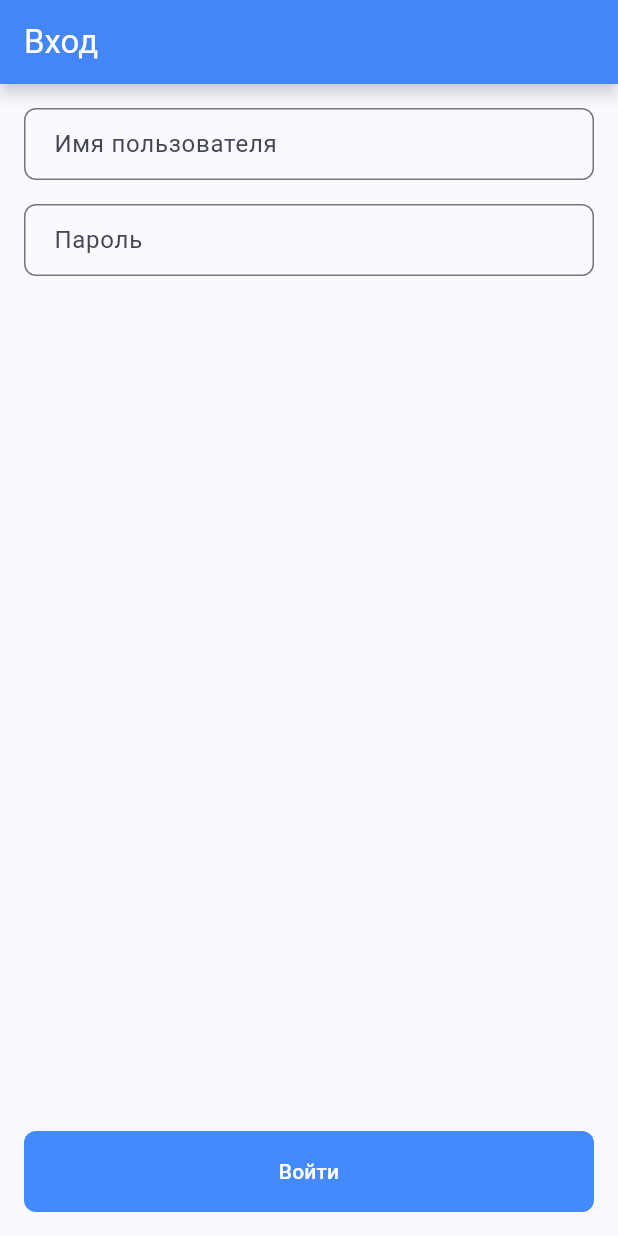
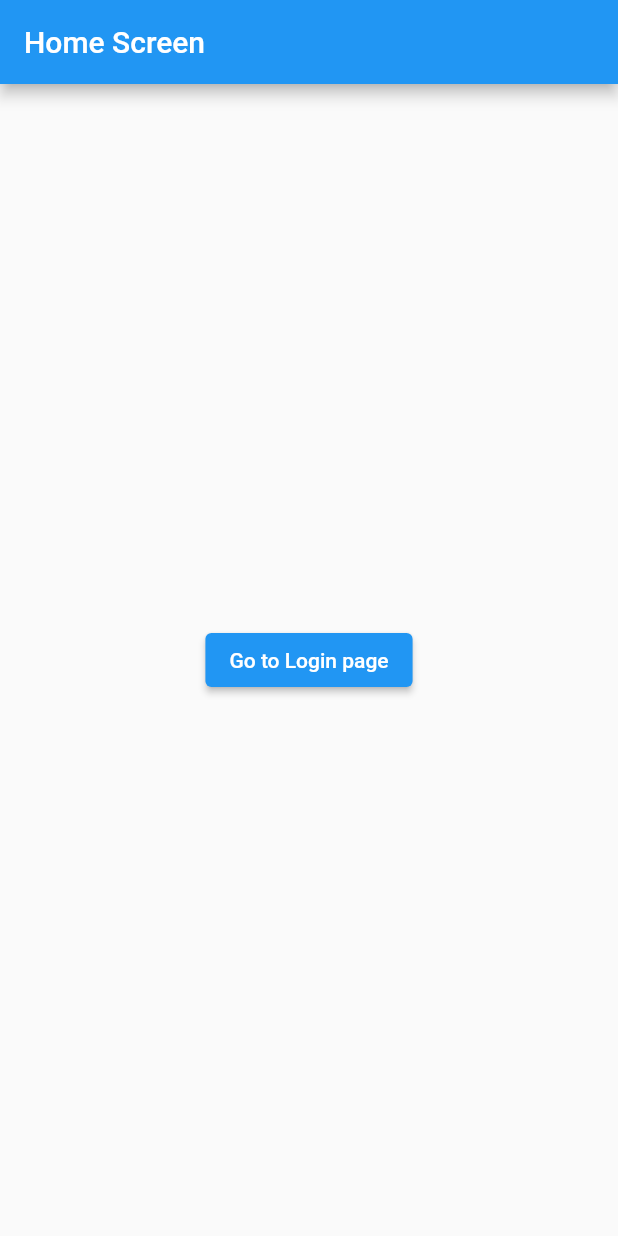
Before and after one commit to kyborq/omega_practice, a Flutter app: the screen it shows after launch, on a phone screen of 412 x 824 dp. Run offline on Flutter 3.47's test engine with Material 2 defaults, Android fonts, the light colour scheme and no system bars; our stand-ins replace firebase_auth, firebase_core, go_router; accounts and stored records are empty.

Commit message:
Переделал проект под роутинг и добавил авторизацию

```diff
--- a/analysis_options.yaml
+++ b/analysis_options.yaml
@@ -7,7 +7,8 @@
 
 # The following line activates a set of recommended lints for Flutter apps,
 # packages, and plugins designed to encourage good coding practices.
-include: package:flutter_lints/flutter.yaml
+# include: package:flutter_lints/flutter.yaml
+include: package:carapacik_lints/core.yaml
 
 linter:
   # The lint rules applied to this project can be customized in the
@@ -24,6 +25,5 @@ linter:
   rules:
     # avoid_print: false  # Uncomment to disable the `avoid_print` rule
     # prefer_single_quotes: true  # Uncomment to enable the `prefer_single_quotes` rule
-
 # Additional information about this file can be found at
 # https://dart.dev/guides/language/analysis-options
--- a/lib/app/home_page.dart
+++ /dev/null
@@ -1,23 +0,0 @@
-import 'package:flutter/material.dart';
-import 'package:omega_practice/app/widgets/login_widget.dart';
-
-class HomePage extends StatelessWidget {
-  const HomePage({super.key});
-
-  @override
-  Widget build(BuildContext context) {
-    return Scaffold(
-        appBar: AppBar(
-          title: const Text('Вход'),
-          backgroundColor: Colors.blueAccent,
-          foregroundColor: Colors.white,
-          elevation: 4,
-          shadowColor: Colors.blueGrey[50],
-        ),
-        body: SafeArea(
-            child: Container(
-                padding: const EdgeInsets.symmetric(
-                    horizontal: 16.0, vertical: 16.0),
-                child: const LoginWidget())));
-  }
-}
--- a/lib/app/widgets/custom_text_button.dart
+++ /dev/null
@@ -1,36 +0,0 @@
-import 'package:flutter/material.dart';
-
-class CustomTextButton extends StatelessWidget {
-  final String text;
-  final VoidCallback? onPressed;
-  final Color backgroundColor;
-  final Color foregroundColor;
-  final Size minimumSize;
-  final RoundedRectangleBorder shape;
-
-  const CustomTextButton({
-    Key? key,
-    required this.text,
-    this.onPressed,
-    this.backgroundColor = Colors.blueAccent,
-    this.foregroundColor = Colors.white,
-    this.minimumSize = const Size(double.infinity, 54),
-    this.shape = const RoundedRectangleBorder(
-      borderRadius: BorderRadius.all(Radius.circular(8.0)),
-    ),
-  }) : super(key: key);
-
-  @override
-  Widget build(BuildContext context) {
-    return TextButton(
-      onPressed: onPressed,
-      style: ButtonStyle(
-        backgroundColor: MaterialStateProperty.all<Color>(backgroundColor),
-        foregroundColor: MaterialStateProperty.all<Color>(foregroundColor),
-        minimumSize: MaterialStateProperty.all<Size>(minimumSize),
-        shape: MaterialStateProperty.all<RoundedRectangleBorder>(shape),
-      ),
-      child: Text(text),
-    );
-  }
-}
--- a/lib/app/widgets/custom_text_field.dart
+++ /dev/null
@@ -1,44 +0,0 @@
-import 'package:flutter/material.dart';
-
-class CustomTextField extends StatelessWidget {
-  final TextEditingController controller;
-  final String labelText;
-  final TextInputAction textInputAction;
-  final bool obscureText;
-  // final FormFieldValidator<String>? validator;
-  final void Function(String)? onFieldSubmitted;
-
-  const CustomTextField({
-    Key? key,
-    required this.controller,
-    required this.labelText,
-    required this.textInputAction,
-    this.obscureText = false,
-    // this.validator,
-    this.onFieldSubmitted,
-  }) : super(key: key);
-
-  @override
-  Widget build(BuildContext context) {
-    return TextFormField(
-      controller: controller,
-      textInputAction: textInputAction,
-      obscureText: obscureText,
-      validator: (value) {
-        if (value == null || value.isEmpty) {
-          return 'Поле не должно быть пустым';
-        }
-        return null;
-      },
-      onFieldSubmitted: onFieldSubmitted,
-      decoration: InputDecoration(
-        border: const OutlineInputBorder(
-          borderRadius: BorderRadius.all(Radius.circular(8.0)),
-        ),
-        contentPadding:
-            const EdgeInsets.symmetric(vertical: 12, horizontal: 16),
-        labelText: labelText,
-      ),
-    );
-  }
-}
--- a/lib/app/widgets/login_widget.dart
+++ /dev/null
@@ -1,55 +0,0 @@
-import 'package:flutter/material.dart';
-
-import 'custom_text_button.dart';
-import 'custom_text_field.dart';
-
-class LoginWidget extends StatefulWidget {
-  const LoginWidget({super.key});
-
-  @override
-  State<LoginWidget> createState() => _LoginWidgetState();
-}
-
-class _LoginWidgetState extends State<LoginWidget> {
-  final _formKey = GlobalKey<FormState>();
-
-  final _loginController = TextEditingController();
-  final _passwordController = TextEditingController();
-
-  @override
-  void dispose() {
-    _loginController.dispose();
-    _passwordController.dispose();
-    super.dispose();
-  }
-
-  @override
-  build(BuildContext context) {
-    return Form(
-        key: _formKey,
-        autovalidateMode: AutovalidateMode.onUserInteraction,
-        child: Column(children: [
-          CustomTextField(
-              controller: _loginController,
-              labelText: 'Имя пользователя',
-              textInputAction: TextInputAction.next),
-          const SizedBox(height: 16),
-          CustomTextField(
-              controller: _passwordController,
-              labelText: 'Пароль',
-              textInputAction: TextInputAction.done,
-              obscureText: true),
-          const Spacer(flex: 1),
-          CustomTextButton(
-            text: 'Войти',
-            onPressed: () => {
-              if (_formKey.currentState!.validate())
-                {
-                  // ignore: avoid_print
-                  print("Успешный успех во входе!")
-                }
-            },
-          ),
-        ]));
-  }
-}
--- a/lib/main.dart
+++ b/lib/main.dart
@@ -1,9 +1,14 @@
+import 'package:firebase_core/firebase_core.dart';
 import 'package:flutter/material.dart';
-import 'package:omega_practice/app/home_page.dart';
-import 'package:firebase_core/firebase_core.dart';
-import 'firebase_options.dart';
+import 'package:go_router/go_router.dart';
+
+import 'package:omega_practice/firebase_options.dart';
+import 'package:omega_practice/screens/home_screen.dart';
+import 'package:omega_practice/screens/login_screen.dart';
 
 void main() async {
+  WidgetsFlutterBinding.ensureInitialized();
+
   await Firebase.initializeApp(
     options: DefaultFirebaseOptions.currentPlatform,
   );
@@ -11,18 +16,30 @@ void main() async {
   runApp(const MyApp());
 }
 
+final _router = GoRouter(
+  routes: [
+    GoRoute(
+      path: '/',
+      builder: (context, state) => const HomeScreen(),
+    ),
+    GoRoute(
+      path: '/login',
+      builder: (context, state) => const LoginScreen(),
+    ),
+  ],
+);
+
 class MyApp extends StatelessWidget {
   const MyApp({super.key});
 
   @override
   Widget build(BuildContext context) {
-    return MaterialApp(
+    return MaterialApp.router(
       title: 'Flutter Demo',
       theme: ThemeData(
-        colorScheme: ColorScheme.fromSeed(seedColor: Colors.blueAccent),
-        useMaterial3: true,
+        primarySwatch: Colors.blue,
       ),
-      home: const HomePage(),
+      routerConfig: _router,
     );
   }
 }
--- /dev/null
+++ b/lib/screens/home_screen.dart
@@ -0,0 +1,19 @@
+import 'package:flutter/material.dart';
+import 'package:go_router/go_router.dart';
+
+class HomeScreen extends StatelessWidget {
+  const HomeScreen({super.key});
+
+  @override
+  Widget build(BuildContext context) {
+    return Scaffold(
+      appBar: AppBar(title: const Text('Home Screen')),
+      body: Center(
+        child: ElevatedButton(
+          onPressed: () => context.go('/login'),
+          child: const Text('Go to Login page'),
+        ),
+      ),
+    );
+  }
+}
```
Also changed, not shown: lib/app/authentication.dart (deleted, +0 -41 lines), lib/app/register_screen.dart (deleted, +0 -24 lines), lib/screens/login_screen.dart (added, +54 -0 lines), lib/services/auth_service.dart (added, +54 -0 lines), pubspec.yaml (+8 -20 lines), lib/firebase_options.dart, 25 other files.
